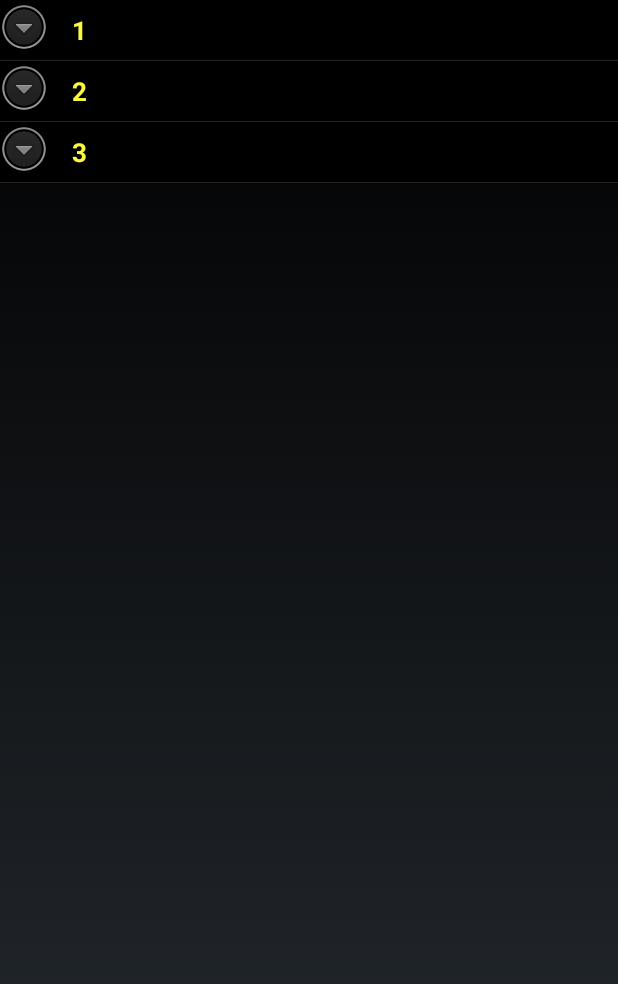
After one commit to adanot/Highline_v2, an Android app: the HistoryActivity screen opened directly, with no data from a screen before it, on a phone screen of 412 x 824 dp. The commit adds this screen. Shown: the top 984 px of the screen. Run offline under Robolectric (Android 15) with nearby library versions, the phone set to English and light mode, and no system bars.

Commit message:
Added map and history activity

```diff
--- /dev/null
+++ b/app/src/main/java/com/example/anottingham/highline/ExpandableListAdapter.java
@@ -0,0 +1,105 @@
+package com.example.anottingham.highline;
+
+import android.content.Context;
+import android.graphics.Typeface;
+import android.view.LayoutInflater;
+import android.view.View;
+import android.view.ViewGroup;
+import android.widget.BaseExpandableListAdapter;
+import android.widget.TextView;
+
+import java.util.HashMap;
+import java.util.List;
+
+public class ExpandableListAdapter extends BaseExpandableListAdapter {
+    private Context _context;
+    private List<String> _listDataHeader; // header titles
+    // child data in format of header title, child title
+    private HashMap<String, List<String>> _listDataChild;
+
+    public ExpandableListAdapter(Context context, List<String> listDataHeader,
+                                 HashMap<String, List<String>> listChildData) {
+        this._context = context;
+        this._listDataHeader = listDataHeader;
+        this._listDataChild = listChildData;
+    }
+
+    @Override
+    public Object getChild(int groupPosition, int childPosition) {
+        return this._listDataChild.get(this._listDataHeader.get(groupPosition))
+                .get(childPosition);
+    }
+
+    @Override
+    public long getChildId(int groupPosition, int childPosition) {
+        return childPosition;
+    }
+
+    @Override
+    public View getChildView(int groupPosition, final int childPosition,
+                             boolean isLastChild, View convertView, ViewGroup parent) {
+
+        final String childText = (String) getChild(groupPosition, childPosition);
+
+        if (convertView == null) {
+            LayoutInflater infalInflater = (LayoutInflater) this._context
+                    .getSystemService(Context.LAYOUT_INFLATER_SERVICE);
+            convertView = infalInflater.inflate(R.layout.list_item, null);
+        }
+
+        TextView txtListChild = (TextView) convertView
+                .findViewById(R.id.lblListItem);
+
+        txtListChild.setText(childText);
+        return convertView;
+    }
+
+    @Override
+    public int getChildrenCount(int groupPosition) {
+        return this._listDataChild.get(this._listDataHeader.get(groupPosition))
+                .size();
+    }
+
+    @Override
+    public Object getGroup(int groupPosition) {
+        return this._listDataHeader.get(groupPosition);
+    }
+
+    @Override
+    public int getGroupCount() {
+        return this._listDataHeader.size();
+    }
+
+    @Override
+    public long getGroupId(int groupPosition) {
+        return groupPosition;
+    }
+
+    @Override
+    public View getGroupView(int groupPosition, boolean isExpanded,
+                             View convertView, ViewGroup parent) {
+        String headerTitle = (String) getGroup(groupPosition);
+        if (convertView == null) {
+            LayoutInflater infalInflater = (LayoutInflater) this._context
+                    .getSystemService(Context.LAYOUT_INFLATER_SERVICE);
+            convertView = infalInflater.inflate(R.layout.list_group, null);
+        }
+
+        TextView lblListHeader = (TextView) convertView
+                .findViewById(R.id.lblListHeader);
+        lblListHeader.setTypeface(null, Typeface.BOLD);
+        lblListHeader.setText(headerTitle);
+
+        return convertView;
+    }
+
+    @Override
+    public boolean hasStableIds() {
+        return false;
+    }
+
+    @Override
+    public boolean isChildSelectable(int groupPosition, int childPosition) {
+        return true;
+    }
+}
--- /dev/null
+++ b/app/src/main/java/com/example/anottingham/highline/HistoryActivity.java
@@ -0,0 +1,59 @@
+package com.example.anottingham.highline;
+
+import android.app.Activity;
+import android.os.Bundle;
+import android.widget.ExpandableListView;
+
+import java.util.ArrayList;
+import java.util.HashMap;
+import java.util.List;
+
+public class HistoryActivity extends Activity {
+    ExpandableListAdapter listAdapter;
+    ExpandableListView expListView;
+    List<String> listDataHeader;
+    HashMap<String, List<String>> listDataChild;
+
+    @Override
+    protected void onCreate(Bundle savedInstanceState) {
+        super.onCreate(savedInstanceState);
+        setContentView(R.layout.activity_history);
+
+        //get the listView
+        expListView = (ExpandableListView)findViewById(R.id.history);
+
+        prepareListData();
+
+        listAdapter = new ExpandableListAdapter(this, listDataHeader, listDataChild);
+        expListView.setAdapter(listAdapter);
+
+    }
+
+    private void prepareListData() {
+        listDataHeader = new ArrayList<String>();
+        listDataChild = new HashMap<String, List<String> >();
+
+        listDataHeader.add("1");
+        listDataHeader.add("2");
+        listDataHeader.add("3");
+
+        List<String> first = new ArrayList<String>();
+        first.add("1.1");
+        first.add("1.2");
+        first.add("1.3");
+
+        List<String> second = new ArrayList<String>();
+        second.add("2.1");
+        second.add("2.2");
+        second.add("2.3");
+
+        List<String> third = new ArrayList<String>();
+        third.add("3.1");
+        third.add("3.2");
+        third.add("3.3");
+
+        listDataChild.put(listDataHeader.get(0), first);
+        listDataChild.put(listDataHeader.get(1), second);
+        listDataChild.put(listDataHeader.get(2), third);
+    }
+}
--- /dev/null
+++ b/app/src/main/res/layout/activity_history.xml
@@ -0,0 +1,12 @@
+<?xml version="1.0" encoding="utf-8"?>
+<LinearLayout xmlns:android="http://schemas.android.com/apk/res/android"
+    android:orientation="vertical"
+    android:layout_width="match_parent"
+    android:layout_height="match_parent">
+
+    <ExpandableListView
+        android:id="@+id/history"
+        android:layout_width="match_parent"
+        android:layout_height="match_parent"/>
+
+</LinearLayout>
--- /dev/null
+++ b/app/src/main/res/layout/list_group.xml
@@ -0,0 +1,18 @@
+<?xml version="1.0" encoding="utf-8"?>
+<LinearLayout xmlns:android="http://schemas.android.com/apk/res/android"
+    android:layout_width="fill_parent"
+    android:layout_height="wrap_content"
+    android:orientation="vertical"
+    android:padding="8dp"
+    android:background="#000000">
+
+
+    <TextView
+        android:id="@+id/lblListHeader"
+        android:layout_width="fill_parent"
+        android:layout_height="wrap_content"
+        android:paddingLeft="?android:attr/expandableListPreferredItemPaddingLeft"
+        android:textSize="17sp"
+        android:textColor="#f9f93d" />
+
+</LinearLayout>
--- a/app/src/main/res/values/strings.xml
+++ b/app/src/main/res/values/strings.xml
@@ -4,10 +4,10 @@
     <string name="app_name">Highline</string>
     <string name="settings">Settings</string>
     <string name="exit">Exit</string>
+    <string name="map">Map</string>
     <string name="arrow_desc">North arrow</string>
     <string name="title_activity_splash_screen">SplashScreenActivity</string>
-
-    <string name="hello_world">Hello world!</string>
-    <string name="action_settings">Settings</string>
+    <string name="history">History</string>
+    <string name="share">Share</string>
 
 </resources>
```
Also changed, not shown: app/src/main/AndroidManifest.xml (+12 -5 lines), app/src/main/java/com/example/anottingham/highline/CompassView.java (deleted, +0 -52 lines), app/src/main/java/com/example/anottingham/highline/MainActivity.java (+24 -19 lines), app/src/main/java/com/example/anottingham/highline/MapActivity.java (added, +12 -0 lines), app/src/main/res/layout/activity_main.xml (+34 -26 lines), app/src/main/res/layout/activity_map.xml (added, +12 -0 lines), app/src/main/res/layout/list_item.xml (added, +16 -0 lines), app/src/main/res/drawable/bg.jpg (added), app/src/main/res/drawable/map.jpg (added).
